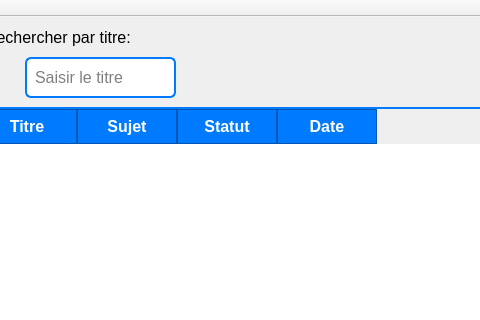
Before: the Qt Designer form Atelier_Connexion/mainwindow.ui in ProjetCppS2-2425/projetcpp-smart-exam-distribution-center, drawn with Qt 5; both pictures show x 545 to 1025 and y 0 to 320 of the 1442 by 834 pixel window.
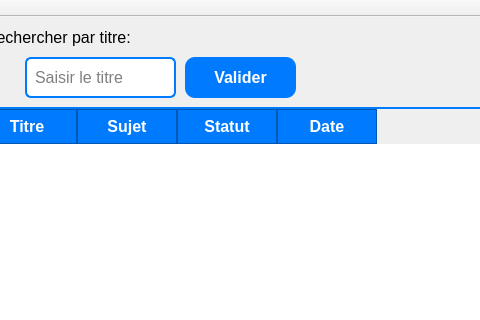
After: the same form once the commit is applied. Icons and pictures are not drawn.

Diff of the .ui file:
```diff
--- a/Atelier_Connexion/mainwindow.ui
+++ b/Atelier_Connexion/mainwindow.ui
@@ -396,6 +396,19 @@
        </property>
       </item>
      </widget>
+     <widget class="QPushButton" name="pushButton_6">
+      <property name="geometry">
+       <rect>
+        <x>750</x>
+        <y>80</y>
+        <width>111</width>
+        <height>41</height>
+       </rect>
+      </property>
+      <property name="text">
+       <string>Valider</string>
+      </property>
+     </widget>
      <widget class="QLineEdit" name="idExam">
       <property name="geometry">
        <rect>
```
Left out of the diff: 2 changed lines with no effect on the pictures.
